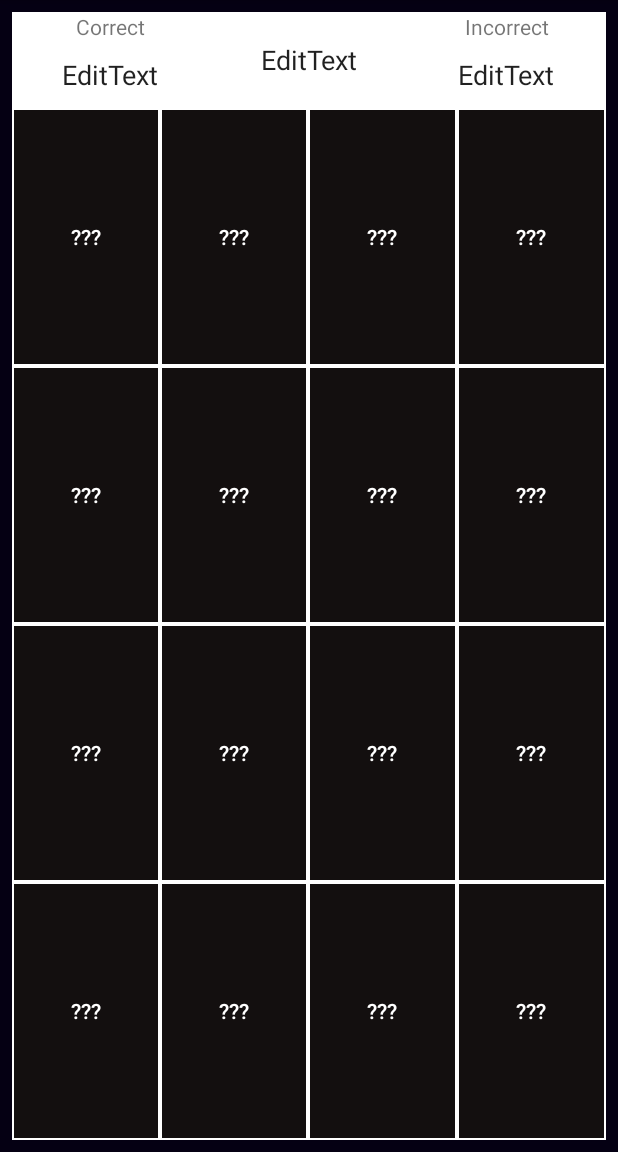
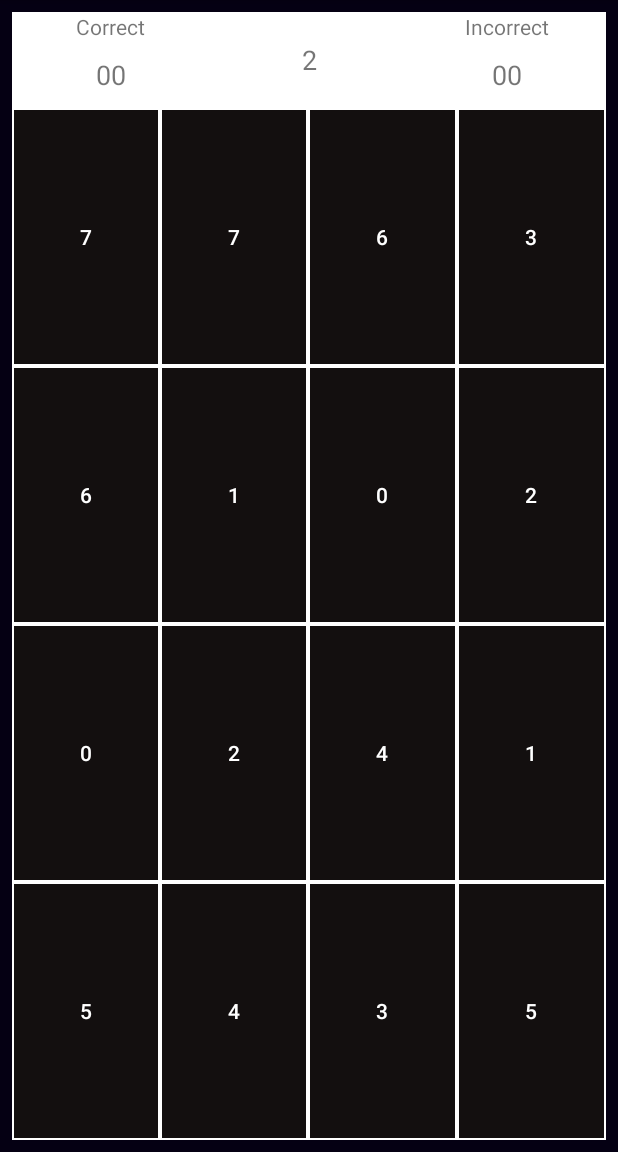
Before and after one commit to annlouisegaynor/Shinkei-Suijaku-Android, an Android app: the GameActivity screen opened directly, with no data from a screen before it, on a phone screen of 412 x 824 dp, the part 84-1236 px from its top. Run offline under Robolectric (Android 15) with nearby library versions, the phone set to English and light mode, and no system bars.

Commit message:
Fixed remaning bugs. Added countdown timer function.

```diff
--- a/app/src/main/java/com/example/akgaynor/activity04/GameActivity.java
+++ b/app/src/main/java/com/example/akgaynor/activity04/GameActivity.java
@@ -1,5 +1,6 @@
 package com.example.akgaynor.activity04;
 
+import android.os.CountDownTimer;
 import android.support.v7.app.AppCompatActivity;
 import android.os.Bundle;
 import android.util.Log;
@@ -10,38 +11,97 @@ import android.widget.Toast;
 
 import java.util.ArrayList;
 import java.util.Collections;
+import java.util.concurrent.TimeUnit;
 
 public class GameActivity extends AppCompatActivity {
 
+    // Arrays
     private static Button cards[] = new Button[16];
-    private ArrayList<Integer> iconList = new ArrayList<Integer>();
-    private static boolean endgame;
-
+    private ArrayList<Integer> iconList = new ArrayList<>();
+    // Counters
     private int hits = 0;
     private int misses = 0;
-    private int counter = 1;
-
+    private int counter = 0;
+    // Trackers
     private int[] id = new int[2];
     private int[] value = new int[2];
-
+    // TextViews
     private TextView hitTextView;
     private TextView missTextView;
+    private TextView cdTextView;
+    // Booleans
+    private boolean endgame;
+
 
     @Override
     protected void onCreate(Bundle savedInstanceState) {
+        // MAIN FUNCTION fired on activity startup
+
         super.onCreate(savedInstanceState);
         setContentView(R.layout.activity_game);
 
+        // Initialize elements
+        initArrayList();
+        initCards();
         initTextViews();
-        initCards();
-        initArrayList();
+
+        // Begin countdown of 3 seconds
+        countdown();
     }
 
-    public void initTextViews(){
-        hitTextView = findViewById(R.id.hitTextView);
-        missTextView = findViewById(R.id.missTextView);
+
+    public void initArrayList(){
+        /* INITIALIZE ARRAYLIST with 16 shuffled numbers
+
+            iconList is an arraylist that contains the values for the
+            16 cards. The number of cards divided by 2 (16/2 = 8) will
+            be the number of pairs (8). Numbers 1 - 8 exist twice in
+            this arraylist, totaling 16 elements.
+
+            The list is shuffled to have the placement of cards
+            randomized each game .
+         */
+        for (int y = 0; y < (cards.length/2); y++) {
+            iconList.add(y);
+            iconList.add(y);
+        }
+        Collections.shuffle(iconList);
+
+        /*
+            CHEATS for debugging purposes
+
+            The code below prints out the answers to the puzzle in the
+            in the log console. It shows the placement of the values
+            behind he cards.
+         */
+
+        int character = 0;
+        String line = "";
+
+        for (int a = 0; a < iconList.size(); a++) {
+            line += iconList.get(a) + " ";
+            character++;
+            if (character == 4) {
+                line += "\n";
+                character = 0;
+            }
+        }
+        Log.d("Cheats", "\n" +line);
     }
+
+
     public void initCards(){
+        /*  INITIALIZE CARDS with button references
+
+            There are 16 cards laid out in a 4x4 grid.
+            Each card references a button element in the layout
+
+            Get the card's referenced button using the button's ID and
+            store them in their respective array indexes for later
+            manipulation. Display their respective values until
+            countdown to 0 from 3 is complete.
+         */
+
         cards[0] = (Button)findViewById(R.id.button1);
         cards[1] = (Button)findViewById(R.id.button2);
         cards[2] = (Button)findViewById(R.id.button3);
@@ -58,31 +118,69 @@ public class GameActivity extends AppCompatActivity {
         cards[13] = (Button)findViewById(R.id.button14);
         cards[14] = (Button)findViewById(R.id.button15);
         cards[15] = (Button)findViewById(R.id.button16);
+
+        for(int x = 0; x < cards.length; x++){
+            cards[x].setText(iconList.get(x) + "");
+        }
     }
 
-    public void initArrayList(){
-        for (int y = 0; y < (cards.length/2); y++) {
-            iconList.add(y);
-            iconList.add(y);
-        }
-        Collections.shuffle(iconList);
 
-        //  CHEATS HAHAHAHAHAHAHAHA
-        int character = 0;
-        String line = "";
+    public void initTextViews(){
+        /*  INITIALIZE TEXTVIEWS with TextView references
 
-        for (int a = 0; a < iconList.size(); a++) {
-            line += iconList.get(a) + " ";
-            character++;
-            if (character == 4) {
-                line += "\n";
-                character = 0;
-            }
-        }
-        Log.d("cheats b0i", "\n" +line);
+            There are 3 TextViews, one for displaying the # of hits
+            one for the # of misses, and one for displaying the
+            countdown to 0.
+
+            Find those TextViews based on their IDs and store them in
+            their respective variables for later manipulation
+
+            hits - number of pairs correctly matched
+            misses - number of pairs incorrectly matched
+            cd - countdown
+         */
+
+        hitTextView = (TextView)findViewById(R.id.hitTextView);
+        missTextView = (TextView)findViewById(R.id.missTextView);
+        cdTextView = (TextView)findViewById(R.id.cdTextView);
     }
 
+
+    public void countdown(){
+        /*
+            COUNTDOWN 3 seconds
+
+            Revert the values of the cards back to the default, ???,
+            after 3 seconds.
+
+         */
+
+        new CountDownTimer(3000, 1000){
+            public void onTick(long millisUntilFinished){
+                millisUntilFinished = TimeUnit.MILLISECONDS.toSeconds(
+                        millisUntilFinished);
+                cdTextView.setText(millisUntilFinished + "");
+            }
+            public void onFinish(){
+                for(int x = 0; x < cards.length; x++){
+                    cards[x].setText(R.string.cards_default);
+                }
+                cdTextView.setText(R.string.default_zero);
+            }
+        }.start();
+    }
+
+
     public boolean sameValues() {
+        /*  SAME VALUES?
+
+            Checks if pair of cards have matching values. If they do,
+            add to the number of hits and display accordingly. If they
+            do not add to the number of misses and display accordingly.
+
+            value[0] and value [1] are defined in onCardClick()
+         */
+
         if (value[0] == value[1]) {
             hits++;
             hitTextView.setText(hits +"");
@@ -95,7 +193,16 @@ public class GameActivity extends AppCompatActivity {
         }
     }
 
-    public static boolean isEndGame(){
+
+    public boolean isEndGame(){
+        /* IS ENDGAME?
+
+            Checks if all the matching pairs have been found. If yes,
+            return true, if no, return false.
+
+            Function is used in onCardClick();
+         */
+
         for(int i=0; i < cards.length; i++){
             if( cards[i].isEnabled() == false){
                 endgame = true;
@@ -105,11 +212,51 @@ public class GameActivity extends AppCompatActivity {
         return true;
     }
 
+
     public void onCardClick(View v){
+        /*
+            ON CARD CLICK EVENT HANDLER
+
+            When a card is tapped, iterate through Button array "cards".
+            If the button tapped matches a button in the array, display
+            the tapped card's corresponding value and then increment the
+            counter.
+
+            id[] and value[] are trackers that help keep track of the
+            cards matched with each other.
+
+            If the counter is 1, store the value of the counter i in id[0]
+            and the value of the tapped card in value[0]. Likewise for
+            counter 2.
+
+            If the counter is 2, two cards have been tapped. Check if they
+            have the same value through the sameValues() function. If they
+            match, disable the buttons so that the user will not be able
+            to tap them again and bring back the counter to 0. If they do
+            not match, on the next card tapped, the counter will become 3,
+            satisfying the counter == 3 condition.
+
+            If the counter is 3, meaning the user has incorrectly matched
+            two cards and has picked another one. Set the mismatched cards
+            back to their default value of ??? and bring back the counter
+            to 1 so that the next card tapped will match the previous one.
+
+            Repeat until isEndGame variable is true. When endgame has been
+            reached, display via Toast that the user is done with the
+            puzzle.
+
+         */
+
         for (int i = 0; i < cards.length; i++) {
             if (cards[i].getId() == v.getId()) {
                 cards[i].setText(iconList.get(i) +"");
+                counter++;
 
+                if (counter == 3) {
+                    cards[id[0]].setText(R.string.cards_default);
+                    cards[id[1]].setText(R.string.cards_default);
+                    counter = 1;
+                }
                 if (counter == 1) {
                     id[0] = i;
                     value[0] = iconList.get(i);
@@ -124,17 +271,12 @@ public class GameActivity extends AppCompatActivity {
                         counter = 0;
                     }
                 }
-
-                if (counter == 3){
-                    cards[id[0]].setText(R.string.a02_cards_default);
-                    cards[id[1]].setText(R.string.a02_cards_default);
-                    counter = 0;
-                }
-                counter++;
+                // Log.d("counter", counter +""); For debugging purposes
             }
         }
         if (isEndGame() == true){
-            Toast.makeText(this, "YOU WON!\nHITS: " +hits +"   MISSES: " +misses, Toast.LENGTH_SHORT).show();
+            Toast.makeText(this, "FINISHED!\nHITS: " +hits +"   " +
+                           "MISSES: " +misses, Toast.LENGTH_SHORT).show();
         }
     }
 }
--- a/app/src/main/res/layout/activity_game.xml
+++ b/app/src/main/res/layout/activity_game.xml
@@ -52,7 +52,7 @@
                         android:text="@string/correct_textview"
                         android:textSize="14sp" />
 
-                    <EditText
+                    <TextView
                         android:id="@+id/hitTextView"
                         android:layout_width="wrap_content"
                         android:layout_height="wrap_content"
@@ -60,7 +60,7 @@
                         android:autoText="true"
                         android:background="@null"
                         android:gravity="top"
-                        android:text="EditText"
+                        android:text="@string/default_zero"
                         android:textSize="18sp" />
                 </LinearLayout>
 
@@ -71,15 +71,15 @@
                     android:gravity="center_vertical|center_horizontal"
                     android:orientation="vertical">
 
-                    <EditText
-                        android:id="@+id/simpleEditText3"
+                    <TextView
+                        android:id="@+id/cdTextView"
                         android:layout_width="match_parent"
                         android:layout_height="wrap_content"
                         android:layout_weight="10"
                         android:autoText="true"
                         android:background="@null"
                         android:gravity="center_vertical|center_horizontal"
-                        android:text="EditText"
+                        android:text="@string/default_zero"
                         android:textSize="18sp" />
                 </LinearLayout>
 
@@ -99,7 +99,7 @@
                         android:text="@string/incorrect_textview"
                         android:textSize="14sp" />
 
-                    <EditText
+                    <TextView
                         android:id="@+id/missTextView"
                         android:layout_width="wrap_content"
                         android:layout_height="wrap_content"
@@ -107,7 +107,7 @@
                         android:autoText="true"
                         android:background="@null"
                         android:gravity="top"
-                        android:text="EditText"
+                        android:text="@string/default_zero"
                         android:textSize="18sp" />
                 </LinearLayout>
 
@@ -134,7 +134,7 @@
                     android:layout_weight="10"
                     android:background="@drawable/activity01_buttondesign"
                     android:onClick="onCardClick"
-                    android:text="@string/a02_cards_default"
+                    android:text="@string/cards_default"
                     android:textColor="@color/colorWhite" />
 
                 <Button
@@ -144,7 +144,7 @@
                     android:layout_weight="10"
                     android:background="@drawable/activity01_buttondesign"
                     android:onClick="onCardClick"
-                    android:text="@string/a02_cards_default"
+                    android:text="@string/cards_default"
                     android:textColor="@color/colorWhite" />
 
                 <Button
@@ -154,7 +154,7 @@
                     android:layout_weight="10"
                     android:background="@drawable/activity01_buttondesign"
                     android:onClick="onCardClick"
-                    android:text="@string/a02_cards_default"
+                    android:text="@string/cards_default"
                     android:textColor="@color/colorWhite" />
 
                 <Button
@@ -164,7 +164,7 @@
                     android:layout_weight="10"
                     android:background="@drawable/activity01_buttondesign"
                     android:onClick="onCardClick"
-                    android:text="@string/a02_cards_default"
+                    android:text="@string/cards_default"
                     android:textColor="@color/colorWhite" />
             </LinearLayout>
 
@@ -189,7 +189,7 @@
                     android:layout_weight="10"
                     android:background="@drawable/activity01_buttondesign"
                     android:onClick="onCardClick"
-                    android:text="@string/a02_cards_default"
+                    android:text="@string/cards_default"
                     android:textColor="@color/colorWhite" />
 
                 <Button
@@ -199,7 +199,7 @@
                     android:layout_weight="10"
                     android:background="@drawable/activity01_buttondesign"
                     android:onClick="onCardClick"
-                    android:text="@string/a02_cards_default"
+                    android:text="@string/cards_default"
                     android:textColor="@color/colorWhite" />
 
                 <Button
@@ -209,7 +209,7 @@
                     android:layout_weight="10"
                     android:background="@drawable/activity01_buttondesign"
                     android:onClick="onCardClick"
-                    android:text="@string/a02_cards_default"
+                    android:text="@string/cards_default"
                     android:textColor="@color/colorWhite" />
 
                 <Button
@@ -219,7 +219,7 @@
                     android:layout_weight="10"
                     android:background="@drawable/activity01_buttondesign"
                     android:onClick="onCardClick"
-                    android:text="@string/a02_cards_default"
+                    android:text="@string/cards_default"
                     android:textColor="@color/colorWhite" />
             </LinearLayout>
 
@@ -243,7 +243,7 @@
                     android:layout_weight="10"
                     android:background="@drawable/activity01_buttondesign"
                     android:onClick="onCardClick"
-                    android:text="@string/a02_cards_default"
+                    android:text="@string/cards_default"
                     android:textColor="@color/colorWhite" />
 
                 <Button
@@ -253,7 +253,7 @@
                     android:layout_weight="10"
                     android:background="@drawable/activity01_buttondesign"
                     android:onClick="onCardClick"
-                    android:text="@string/a02_cards_default"
+                    android:text="@string/cards_default"
                     android:textColor="@color/colorWhite" />
 
                 <Button
@@ -263,7 +263,7 @@
                     android:layout_weight="10"
                     android:background="@drawable/activity01_buttondesign"
                     android:onClick="onCardClick"
-                    android:text="@string/a02_cards_default"
+                    android:text="@string/cards_default"
                     android:textColor="@color/colorWhite" />
 
                 <Button
@@ -273,7 +273,7 @@
                     android:layout_weight="10"
                     android:background="@drawable/activity01_buttondesign"
                     android:onClick="onCardClick"
-                    android:text="@string/a02_cards_default"
+                    android:text="@string/cards_default"
                     android:textColor="@color/colorWhite" />
             </LinearLayout>
 
@@ -298,7 +298,7 @@
                     android:layout_weight="10"
                     android:background="@drawable/activity01_buttondesign"
                     android:onClick="onCardClick"
-                    android:text="@string/a02_cards_default"
+                    android:text="@string/cards_default"
                     android:textColor="@color/colorWhite" />
 
                 <Button
@@ -308,7 +308,7 @@
                     android:layout_weight="10"
                     android:background="@drawable/activity01_buttondesign"
                     android:onClick="onCardClick"
-                    android:text="@string/a02_cards_default"
+                    android:text="@string/cards_default"
                     android:textColor="@color/colorWhite" />
 
                 <Button
@@ -318,7 +318,7 @@
                     android:layout_weight="10"
                     android:background="@drawable/activity01_buttondesign"
                     android:onClick="onCardClick"
-                    android:text="@string/a02_cards_default"
+                    android:text="@string/cards_default"
                     android:textColor="@color/colorWhite" />
 
                 <Button
@@ -328,7 +328,7 @@
                     android:layout_weight="10"
                     android:background="@drawable/activity01_buttondesign"
                     android:onClick="onCardClick"
-                    android:text="@string/a02_cards_default"
+                    android:text="@string/cards_default"
                     android:textColor="@color/colorWhite" />
             </LinearLayout>
         </LinearLayout>
--- a/app/src/main/res/layout/activity_main.xml
+++ b/app/src/main/res/layout/activity_main.xml
@@ -17,7 +17,8 @@
         app:layout_constraintBottom_toBottomOf="parent"
         app:layout_constraintEnd_toEndOf="parent"
         app:layout_constraintStart_toStartOf="parent"
-        app:layout_constraintTop_toTopOf="parent">
+        app:layout_constraintTop_toTopOf="parent"
+        app:layout_constraintVertical_bias="0.546">
 
         <LinearLayout
             android:layout_width="wrap_content"
@@ -27,19 +28,21 @@
             android:layout_marginEnd="8dp"
             android:layout_marginBottom="8dp"
             android:orientation="vertical"
+            android:weightSum="40"
             app:layout_constraintBottom_toBottomOf="parent"
             app:layout_constraintEnd_toEndOf="parent"
+            app:layout_constraintHorizontal_bias="0.0"
             app:layout_constraintStart_toStartOf="parent"
-            app:layout_constraintTop_toTopOf="parent">
+            app:layout_constraintTop_toTopOf="parent"
+            app:layout_constraintVertical_bias="1.0">
 
             <Button
                 android:id="@+id/button5"
                 android:layout_width="120dp"
                 android:layout_height="wrap_content"
                 android:layout_marginStart="8dp"
-                android:layout_marginTop="8dp"
                 android:layout_marginEnd="8dp"
-                android:layout_marginBottom="8dp"
+                android:layout_weight="10"
                 android:background="@drawable/activity01_buttondesign"
                 android:fontFamily="sans-serif-condensed"
                 android:onClick="onGameStartClick"
@@ -59,6 +62,7 @@
                 android:layout_marginStart="8dp"
                 android:layout_marginTop="8dp"
                 android:layout_marginEnd="8dp"
+                android:layout_weight="10"
                 android:background="@drawable/activity01_buttondesign"
                 android:fontFamily="sans-serif-condensed"
                 android:text="@string/a01_button2"
@@ -75,6 +79,7 @@
                 android:layout_marginStart="8dp"
                 android:layout_marginTop="8dp"
                 android:layout_marginEnd="8dp"
+                android:layout_weight="10"
                 android:background="@drawable/activity01_buttondesign"
                 android:fontFamily="sans-serif-condensed"
                 android:text="@string/a01_button3"
@@ -91,6 +96,7 @@
                 android:layout_marginStart="8dp"
                 android:layout_marginTop="8dp"
                 android:layout_marginEnd="8dp"
+                android:layout_weight="10"
                 android:background="@drawable/activity01_buttondesign"
                 android:fontFamily="sans-serif-condensed"
                 android:onClick="onQuickClick"
@@ -100,6 +106,7 @@
                 app:layout_constraintEnd_toEndOf="parent"
                 app:layout_constraintStart_toStartOf="parent"
                 app:layout_constraintTop_toBottomOf="@+id/button7" />
+
         </LinearLayout>
     </android.support.constraint.ConstraintLayout>
 
--- a/app/src/main/res/values/strings.xml
+++ b/app/src/main/res/values/strings.xml
@@ -4,15 +4,8 @@
     <string name="a01_button2">CONTROLS</string>
     <string name="a01_button3">HIGH SCORE</string>
     <string name="a01_button4">QUIT</string>
-    <string name="a02_cards_default">\?\?\?</string>
+    <string name="cards_default">\?\?\?</string>
     <string name="correct_textview">Correct</string>
     <string name="incorrect_textview">Incorrect</string>
-    <string name="letter_A">A</string>
-    <string name="letter_B">B</string>
-    <string name="letter_C">C</string>
-    <string name="letter_D">D</string>
-    <string name="letter_E">E</string>
-    <string name="letter_F">F</string>
-    <string name="letter_G">G</string>
-    <string name="letter_H">H</string>
+    <string name="default_zero">00</string>
 </resources>
```
